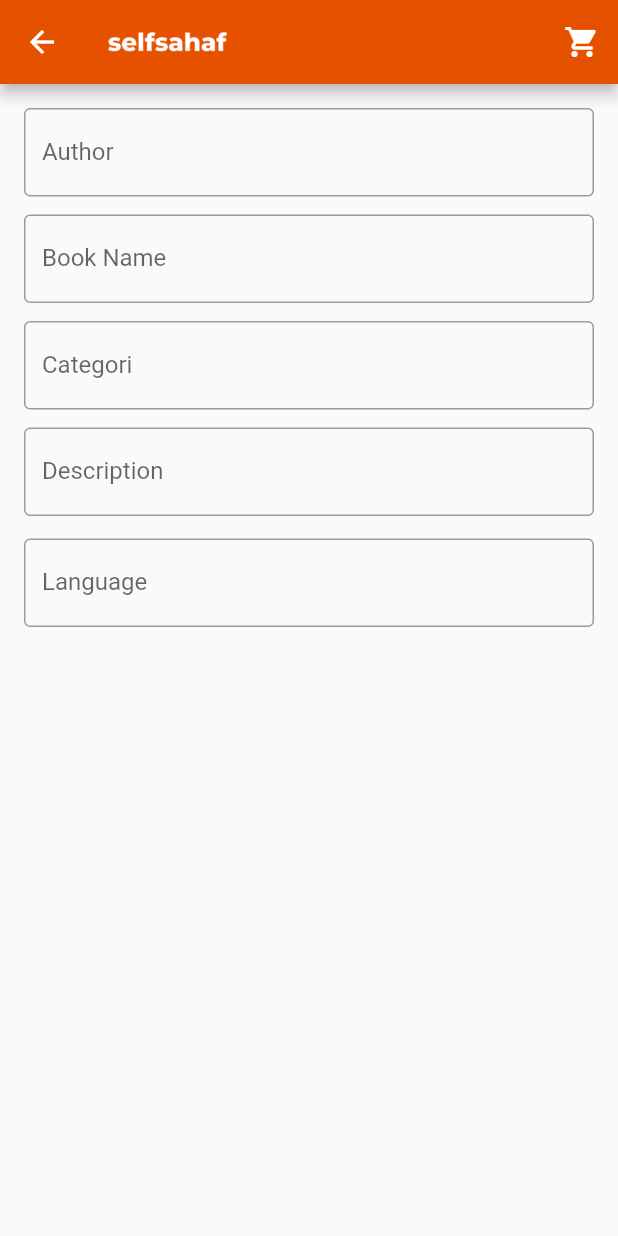
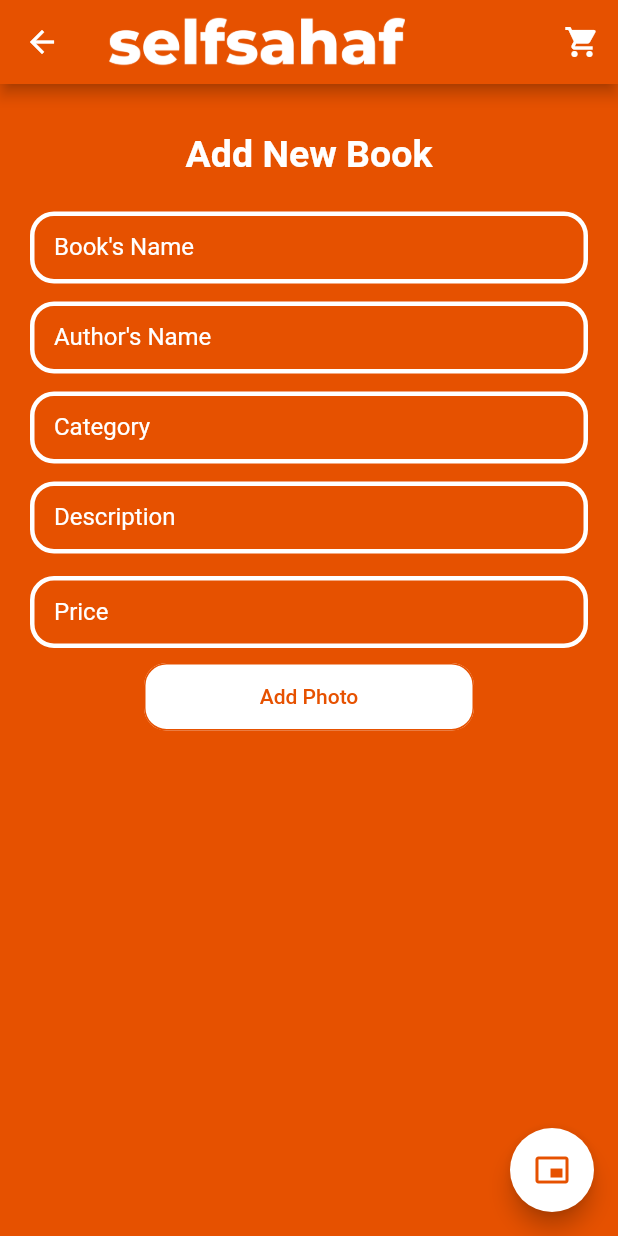
Before and after one commit to tarikisildar/SelfSahaf, a Flutter app: the AddBook screen opened directly, on a phone screen of 412 x 824 dp. Run offline on Flutter 3.47's test engine with Material 2 defaults, Android fonts, the phone set to English and light mode, and no system bars; our stand-ins replace carousel_pro, dio, get_it.

Commit message:
book adding added

```diff
--- a/lib/main.dart
+++ b/lib/main.dart
@@ -4,6 +4,7 @@ import 'package:selfsahaf/views/admin_pages/admin_main_page.dart';
 import 'package:selfsahaf/views/admin_pages/admin_search.dart';
 import 'package:selfsahaf/views/main_page/main_page.dart';
 import 'package:selfsahaf/views/page_classes/account_profile.dart';
+import 'package:selfsahaf/views/page_classes/book_pages/add_book.dart';
 import 'package:selfsahaf/views/page_classes/notifications.dart';
 import 'package:selfsahaf/views/page_classes/search_page.dart';
 import 'package:selfsahaf/views/products_pages/products_page.dart';
@@ -53,7 +54,7 @@ class SelfSahaf extends StatelessWidget {
       ),
       debugShowCheckedModeBanner: false,
 
-      home: ProductsPage()
+      home: AddBook()
       // initialRoute: '/mainPage',
 
 
--- a/lib/views/page_classes/book_pages/add_book.dart
+++ b/lib/views/page_classes/book_pages/add_book.dart
@@ -1,5 +1,6 @@
 import 'package:flutter/material.dart';
 import 'package:dio/dio.dart';
+import 'package:selfsahaf/views/registration/input_field.dart';
 
 class AddBook extends StatefulWidget {
   @override
@@ -7,13 +8,26 @@ class AddBook extends StatefulWidget {
 }
 
 class _AddBookState extends State<AddBook> {
-
+  TextEditingController _booknameController = new TextEditingController();
+  TextEditingController _authorController = new TextEditingController();
+  TextEditingController _categoryController = new TextEditingController();
+  TextEditingController _descriptionController = new TextEditingController();
+  TextEditingController _priceController = new TextEditingController();
   @override
   Widget build(BuildContext context) {
     return Scaffold(
+      backgroundColor: Color(0xffe65100),
+      floatingActionButton: FloatingActionButton(
+        backgroundColor: Colors.white,
+        child: Icon(Icons.picture_in_picture_alt,color: Color(0xffe65100),),
+        onPressed: () {
+          print("onayladim devam et");
+        },
+      ),
       appBar: AppBar(
+        leading: Icon(Icons.arrow_back),
         title: Container(
-          height: 20,
+          height: 50,
           child: Image.asset("images/logo_white/logo_white.png"),
         ),
         actions: <Widget>[
@@ -24,44 +38,75 @@ class _AddBookState extends State<AddBook> {
               }),
         ],
       ),
-      body: Padding(
-        padding: const EdgeInsets.all(16.0),
+      body: Container(
+
+        child: Padding(
+          padding: const EdgeInsets.all(20.0),
           child: SingleChildScrollView(
             child: Column(
               children: <Widget>[
                 Padding(
-                  padding: const EdgeInsets.only(bottom: 12.0),
-                  child: TextFormField(
-
-                    decoration: InputDecoration(
-                        border: OutlineInputBorder(), labelText: "Author"),
-                  )
+                  padding: const EdgeInsets.only(bottom: 12.0, top: 12.0),
+                  child: Text("Add New Book",style: TextStyle(color:Colors.white,fontSize: 25),),
+                ),
+                Padding(
+                  padding: const EdgeInsets.only(bottom: 12.0, top: 12.0),
+                  child: InputField(
+                    controller: _booknameController,
+                    labelText: "Book's Name",
+                  ),
                 ),
                 Padding(
                   padding: const EdgeInsets.only(bottom: 12.0),
-                  child: TextFormField(
-                    decoration: InputDecoration(
-                        border: OutlineInputBorder(), labelText: "Book Name"),
-                  )),
+                  child: InputField(
+                    controller: _authorController,
+                    labelText: "Author's Name",
+                  ),
+                ),
                 Padding(
                   padding: const EdgeInsets.only(bottom: 12.0),
-                  child: TextFormField(
-                    decoration: InputDecoration(
-                        border: OutlineInputBorder(), labelText: "Categori"),
-                  )),
+                  child: InputField(
+                    controller: _categoryController,
+                    labelText: "Category",
+                  ),
+                ),
                 Padding(
                   padding: const EdgeInsets.only(bottom: 12.0),
-                  child: TextFormField(
-                    decoration: InputDecoration(
-                        border: OutlineInputBorder(), labelText: "Description"),
-                  )),
+                  child: InputField(
+                    controller: _descriptionController,
+                    labelText: "Description",
+                  ),
+                ),
                 Padding(
                   padding: const EdgeInsets.only(top: 3.0, bottom: 3.0),
-                  child: TextFormField(
-                    decoration: InputDecoration(
-                        border: OutlineInputBorder(), labelText: "Language"),
-                  )),
+                  child: InputField(
+                    controller: _priceController,
+                    labelText: "Price",
+                  ),
+                ),
+                Container(
+                  height: 55,
+                  width: 220,
+                  child: Padding(
+                    padding: const EdgeInsets.only(top: 7.0, bottom: 3.0),
+                    child: FlatButton(
+                      shape: RoundedRectangleBorder(
+                          borderRadius: BorderRadius.circular(15.0),
+                          side:
+                              BorderSide(color: Color.fromRGBO(230, 81, 0, 1))),
+                      child: Text(
+                        "Add Photo",
+                        style: TextStyle(color: Color(0xffe65100)),
+                      ),
+                      color: Colors.white,
+                      onPressed: () {
+                        print("resim cekme islemi");
+                      },
+                    ),
+                  ),
+                ),
               ],
+            ),
           ),
         ),
       ),
```
Also changed, not shown: lib/models/book.dart (+3 -9 lines). Lines whose indentation alone changed are shown as unchanged.
